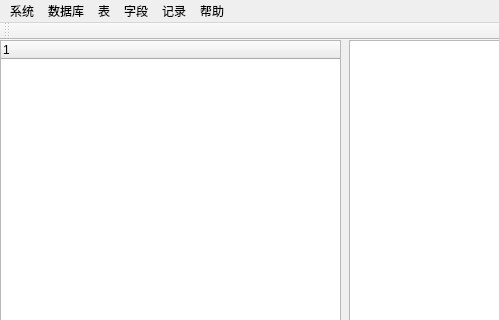
Before: the Qt Designer form DBMS/DBMS.ui in SeulYoung/DBMS, drawn with Qt 5; both pictures show x 0 to 499 and y 0 to 320 of the 1000 by 800 pixel window.
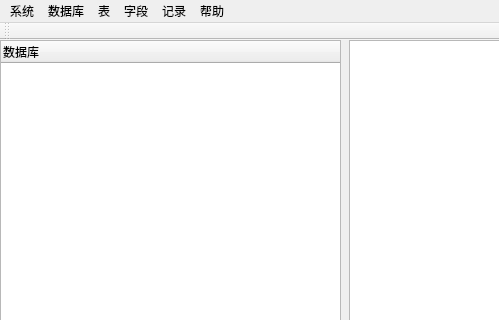
After: the same form once the commit is applied.

Commit message: Modify UI, Create table with constraint

What changed in the file:
```diff
--- a/DBMS/DBMS.ui
+++ b/DBMS/DBMS.ui
@@ -25,7 +25,7 @@
     </property>
     <column>
      <property name="text">
-      <string notr="true">1</string>
+      <string>数据库</string>
      </property>
     </column>
    </widget>
```
Left out of the diff: 89 changed lines with no effect on the pictures. The commit also changes 5 other files.
